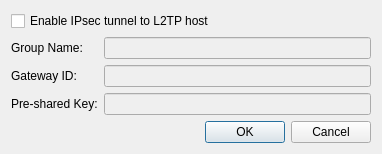
Old version of the form vpn/l2tp/l2tpadvanced.ui in the repository KDE/plasma-nm.
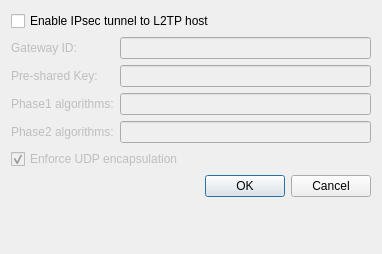
New version of the form.

Commit message: UI updates for NetworkManager-l2tp 1.2.6

```diff
--- a/vpn/l2tp/l2tpadvanced.ui
+++ b/vpn/l2tp/l2tpadvanced.ui
@@ -7,7 +7,7 @@
     <x>0</x>
     <y>0</y>
     <width>382</width>
-    <height>151</height>
+    <height>254</height>
    </rect>
   </property>
   <layout class="QFormLayout" name="formLayout">
@@ -23,13 +23,16 @@
    </item>
    <item row="1" column="0">
     <widget class="QLabel" name="label">
+     <property name="enabled">
+      <bool>false</bool>
+     </property>
      <property name="text">
-      <string>Group Name:</string>
+      <string>Gateway ID:</string>
      </property>
     </widget>
    </item>
    <item row="1" column="1">
-    <widget class="QLineEdit" name="groupName">
+    <widget class="QLineEdit" name="gatewayId">
      <property name="enabled">
       <bool>false</bool>
      </property>
@@ -37,13 +40,16 @@
    </item>
    <item row="2" column="0">
     <widget class="QLabel" name="label_2">
+     <property name="enabled">
+      <bool>false</bool>
+     </property>
      <property name="text">
-      <string>Gateway ID:</string>
+      <string>Pre-shared Key:</string>
      </property>
     </widget>
    </item>
    <item row="2" column="1">
-    <widget class="QLineEdit" name="gatewayId">
+    <widget class="QLineEdit" name="presharedKey">
      <property name="enabled">
       <bool>false</bool>
      </property>
@@ -51,19 +57,52 @@
    </item>
    <item row="3" column="0">
     <widget class="QLabel" name="label_3">
+     <property name="enabled">
+      <bool>false</bool>
+     </property>
      <property name="text">
-      <string>Pre-shared Key:</string>
+      <string>Phase1 algorithms:</string>
      </property>
     </widget>
    </item>
    <item row="3" column="1">
-    <widget class="QLineEdit" name="presharedKey">
+    <widget class="QLineEdit" name="ike">
      <property name="enabled">
       <bool>false</bool>
      </property>
     </widget>
    </item>
-   <item row="4" column="0" colspan="2">
+   <item row="4" column="0">
+    <widget class="QLabel" name="label_4">
+     <property name="enabled">
+      <bool>false</bool>
+     </property>
+     <property name="text">
+      <string>Phase2 algorithms:</string>
+     </property>
+    </widget>
+   </item>
+   <item row="4" column="1">
+    <widget class="QLineEdit" name="esp">
+     <property name="enabled">
+      <bool>false</bool>
+     </property>
+    </widget>
+   </item>
+   <item row="5" column="0" colspan="2">
+    <widget class="QCheckBox" name="cbForceEncaps">
+     <property name="enabled">
+      <bool>false</bool>
+     </property>
+     <property name="text">
+      <string>Enforce UDP encapsulation</string>
+     </property>
+     <property name="checked">
+      <bool>true</bool>
+     </property>
+    </widget>
+   </item>
+   <item row="6" column="0" colspan="2">
     <widget class="QDialogButtonBox" name="buttonBox">
      <property name="standardButtons">
       <set>QDialogButtonBox::Cancel|QDialogButtonBox::Ok</set>
```
Left out of the diff: 128 changed lines with no effect on the pictures. The commit also changes 2 other files.
